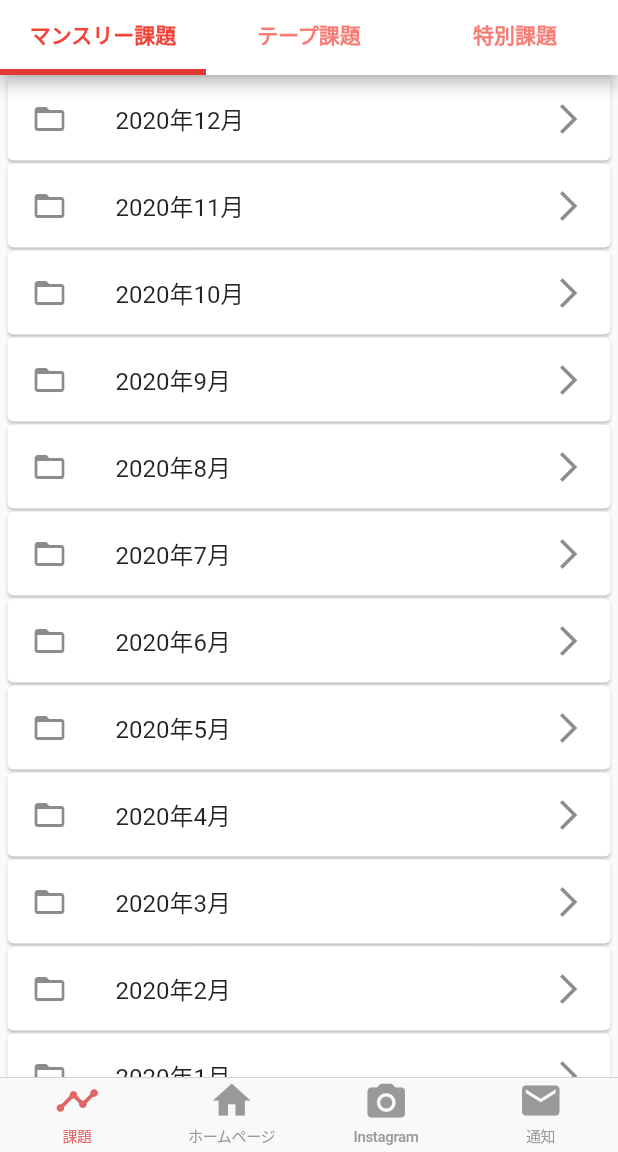
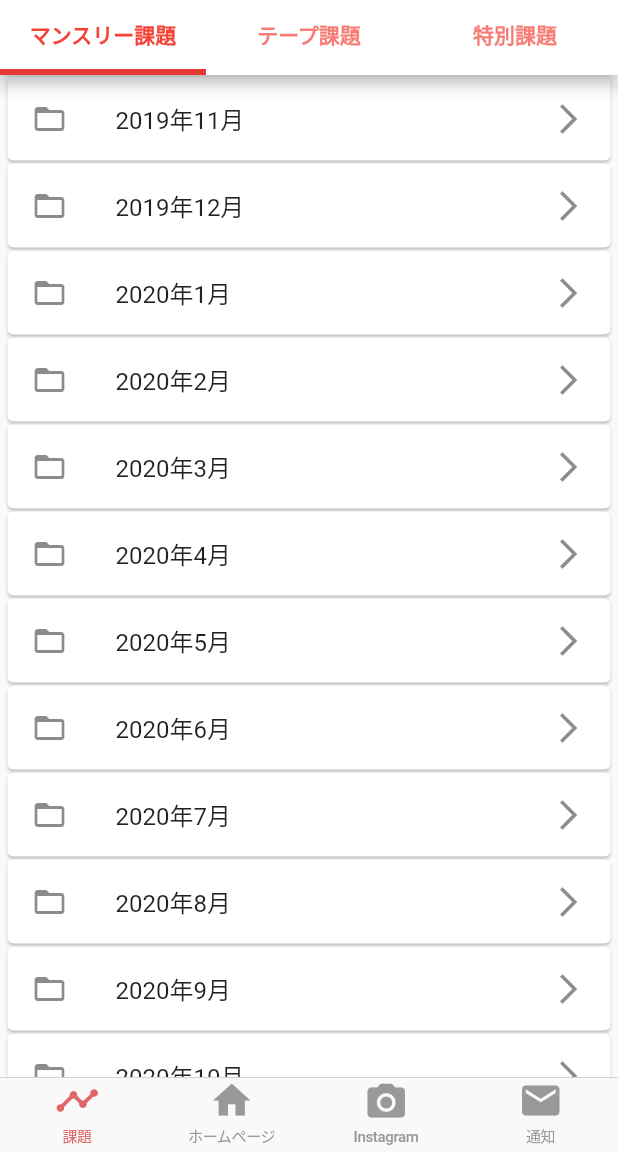
Before and after one commit to nord2sudjp/jumpin_01, a Flutter app: the screen it shows after launch, on a phone screen of 412 x 824 dp, the part 84-1236 px from its top. Run offline on Flutter 3.47's test engine with Material 2 defaults, Android fonts, the phone set to English and light mode, and no system bars; our stand-ins replace firebase_database, webview_flutter; accounts and stored records are empty; Roboto replaces fonts that are missing (OpenSans, QuickSand).

Commit message:
implement provider yearmonth

```diff
--- a/lib/models/master_monthly.dart
+++ b/lib/models/master_monthly.dart
@@ -1,4 +1,5 @@
 import 'year_month.dart';
+import 'package:firebase_database/firebase_database.dart';
 
 class MasterMonthly {
   static List<YearMonth> _items = [
@@ -22,7 +23,8 @@ class MasterMonthly {
     // if (_showFavoritesOnly) {
     //   return _items.where((prodItem) => prodItem.isFavorite).toList();
     // }
-    _items.sort((a, b) => b.id.compareTo(a.id));
+
+    //_items_a.sort((a, b) => b.id.compareTo(a.id));
     return [..._items];
   }
 }
--- /dev/null
+++ b/lib/providers/master_monthly.dart
@@ -0,0 +1,52 @@
+import 'package:flutter/cupertino.dart';
+
+import '../models/year_month.dart';
+import 'package:firebase_database/firebase_database.dart';
+
+class MasterMonthly with ChangeNotifier {
+  static List<YearMonth> _items = [
+    YearMonth(year: 2019, month: 11),
+    YearMonth(year: 2019, month: 12),
+    YearMonth(year: 2020, month: 1),
+    YearMonth(year: 2020, month: 2),
+    YearMonth(year: 2020, month: 3),
+    YearMonth(year: 2020, month: 4),
+    YearMonth(year: 2020, month: 5),
+    YearMonth(year: 2020, month: 6),
+    YearMonth(year: 2020, month: 7),
+    YearMonth(year: 2020, month: 8),
+    YearMonth(year: 2020, month: 9),
+    YearMonth(year: 2020, month: 10),
+    YearMonth(year: 2020, month: 11),
+    YearMonth(year: 2020, month: 12),
+  ];
+
+  List<YearMonth> get items {
+    return [..._items];
+  }
+
+  Future<void> fetchYearMonth() async {
+    try {
+      final databaseReference = FirebaseDatabase.instance.reference();
+      final db = databaseReference.child("yearmonth");
+      Map<dynamic, dynamic> extractedData;
+      DataSnapshot snapshot = await db.once();
+      extractedData = snapshot.value;
+      // db.once().then((DataSnapshot snapshot) {
+      //   extractedData = snapshot.value;
+      //   print("A" + extractedData.toString());
+      // });
+
+      List<YearMonth> loadedYearMonth = [];
+
+      extractedData.forEach((id, data) {
+        loadedYearMonth
+            .add(YearMonth(year: data['year'], month: data['month']));
+      });
+      _items = loadedYearMonth;
+    } catch (error) {
+      throw (error);
+    }
+    ;
+  }
+}
--- a/lib/widgets/montly_header.dart
+++ b/lib/widgets/montly_header.dart
@@ -13,7 +13,7 @@ class MonthlyHeader extends StatelessWidget {
 
   @override
   Widget build(BuildContext context) {
-    print(mastermonthly.toString());
+    //print(mastermonthly.toString());
     return ListView.builder(
         itemBuilder: (ctx, index) {
           return Card(
--- a/pubspec.yaml
+++ b/pubspec.yaml
@@ -25,6 +25,8 @@ dependencies:
     sdk: flutter
   persistent_bottom_nav_bar: ^3.1.0
   webview_flutter: ^1.0.7
+  firebase_database: ^3.1.6
+  firebase_core: ^0.4.4+3
 
   # The following adds the Cupertino Icons font to your application.
   # Use with the CupertinoIcons class for iOS style icons.
```
Also changed, not shown: pubspec.lock, 1 other file.
